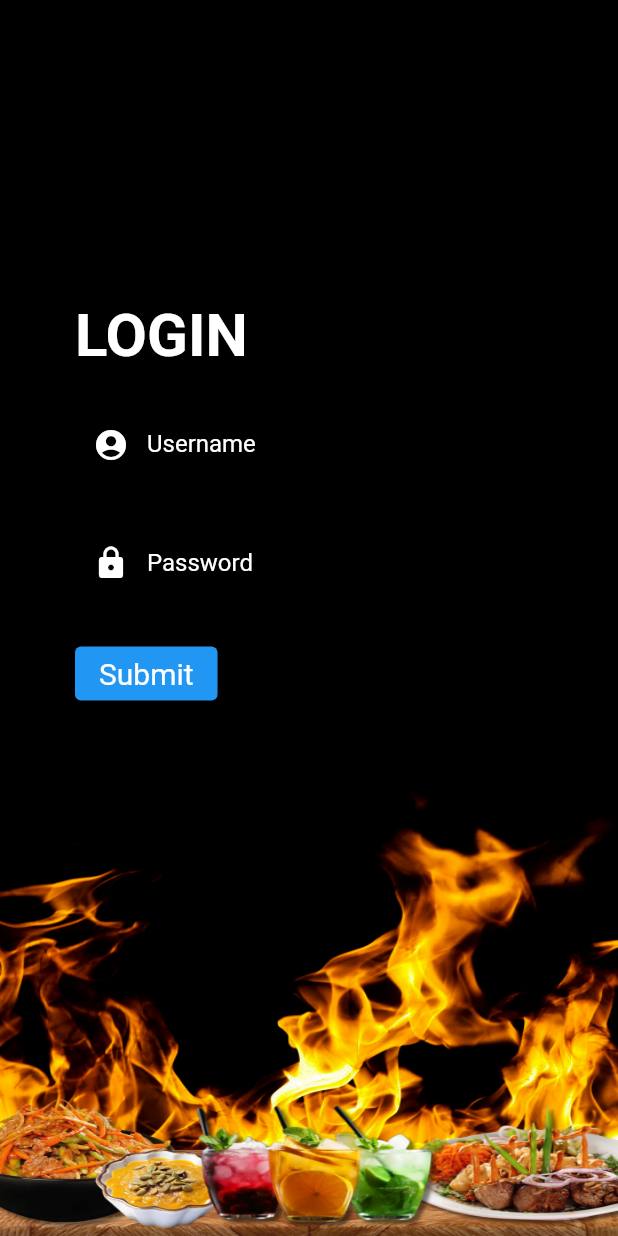
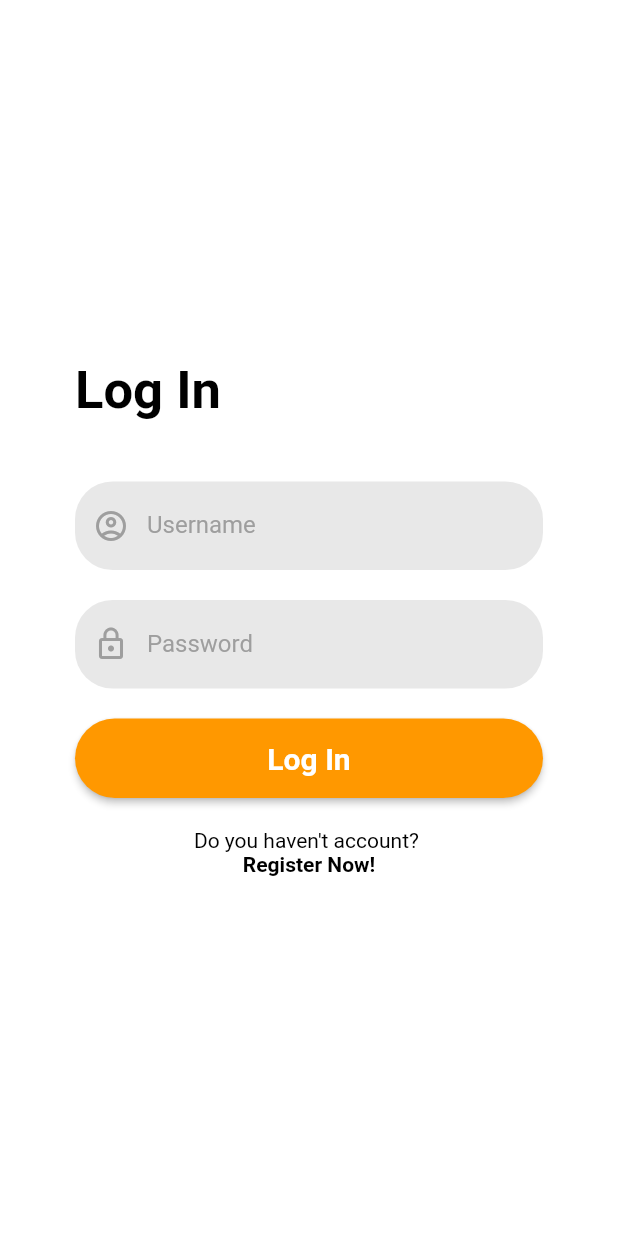
Before and after one commit to mputt26/Katalagog-Apps, a Flutter app: the screen it shows after launch, after a tap on "Get Started", on a phone screen of 412 x 824 dp. Run offline on Flutter 3.47's test engine with Material 2 defaults, Android fonts, the phone set to English and light mode, and no system bars; our stand-ins replace carousel_slider, dio.

Commit message:
create ne ui

```diff
--- a/lib/pages/login_page.dart
+++ b/lib/pages/login_page.dart
@@ -1,6 +1,7 @@
 import 'package:flutter/material.dart';
 import 'package:menu_resto/data/api_service_user.dart';
 import 'package:menu_resto/pages/home_page.dart';
+import 'package:menu_resto/pages/register_page.dart';
 
 class LoginPage extends StatefulWidget {
   const LoginPage({Key? key}) : super(key: key);
@@ -13,6 +14,8 @@ class _LoginPageState extends State<LoginPage> {
   final ApiUser apiUser = ApiUser();
   TextEditingController usernameController = TextEditingController();
   TextEditingController passwordController = TextEditingController();
+  final GlobalKey<FormState> _formKey = GlobalKey<FormState>();
+  String? _errorText;
 
   void _login() async {
     String username = usernameController.text;
@@ -25,108 +28,171 @@ class _LoginPageState extends State<LoginPage> {
         MaterialPageRoute(builder: (context) => HomePage(name: username)),
       );
     } else {
-      _showErrorDialog();
+      setState(() {
+        _errorText = 'Invalid username or password. Please try again.';
+      });
     }
-  }
-
-  void _showErrorDialog() {
-    showDialog(
-      context: context,
-      builder: (BuildContext context) {
-        return AlertDialog(
-          title: Text('Invalid Credentials'),
-          content: Text('Please enter valid username and password.'),
-          actions: <Widget>[
-            TextButton(
-              child: Text('OK'),
-              onPressed: () {
-                Navigator.of(context).pop();
-              },
-            ),
-          ],
-        );
-      },
-    );
   }
 
   @override
   Widget build(BuildContext context) {
     return Scaffold(
+      backgroundColor: Colors.white,
       resizeToAvoidBottomInset: false,
-      backgroundColor: Colors.black,
       body: Column(
         crossAxisAlignment: CrossAxisAlignment.start,
         mainAxisAlignment: MainAxisAlignment.center,
         children: [
           SingleChildScrollView(
             child: Container(
-              padding: EdgeInsets.only(left: 50, right: 50, top: 200),
+              padding: EdgeInsets.only(left: 50, right: 50),
+              child: Form(
+                key: _formKey,
                 child: Column(
                   crossAxisAlignment: CrossAxisAlignment.start,
                   children: [
-                  Text('LOGIN',
+                    Text('Log In',
                         style: TextStyle(
-                          fontSize: 40,
-                          color: Colors.white,
+                            fontSize: 35,
+                            color: Colors.black,
                             fontWeight: FontWeight.bold)),
-                  SizedBox(height: 20),
+                    SizedBox(height: 40),
                     usernameForm(),
                     SizedBox(height: 20),
                     passwordForm(),
                     SizedBox(height: 20),
+                    if (_errorText != null)
+                      Padding(
+                        padding: EdgeInsets.only(bottom: 10),
+                        child: Text(
+                          _errorText!,
+                          style: TextStyle(color: Colors.red),
+                        ),
+                      ),
                     submitLogin(),
+                    SizedBox(height: 20),
+                    registerAccount()
                   ],
                 ),
               ),
             ),
-          Spacer(),
-          Container(
-              width: double.infinity,
-              height: 300,
-              child: Image.asset(
-                'assets/images/design2.png',
-                fit: BoxFit.fill,
-              ))
+          ),
         ],
       ),
     );
   }
 
   Widget usernameForm() {
-    return Form(
+    return Container(
+      decoration: BoxDecoration(
+        color: const Color.fromARGB(255, 232, 232, 232),
+        borderRadius: BorderRadius.circular(25),
+      ),
       child: TextFormField(
         controller: usernameController,
-        style: TextStyle(color: Colors.white),
+        style: TextStyle(color: const Color.fromARGB(255, 74, 74, 74)),
         keyboardType: TextInputType.name,
         decoration: InputDecoration(
           labelText: 'Username',
-          labelStyle: TextStyle(color: Colors.white),
-          prefixIcon: Icon(Icons.account_circle, color: Colors.white),
+          labelStyle: TextStyle(color: Colors.grey.shade500),
+          prefixIcon:
+              Icon(Icons.account_circle_outlined, color: Colors.grey.shade500),
+          border: InputBorder.none,
         ),
+        validator: (value) {
+          if (value == null || value.isEmpty) {
+            return 'Please enter your username';
+          }
+          return null;
+        },
       ),
     );
   }
 
   Widget passwordForm() {
-    return TextFormField(
+    return Container(
+      decoration: BoxDecoration(
+        color: const Color.fromARGB(255, 232, 232, 232),
+        borderRadius: BorderRadius.circular(25),
+      ),
+      child: TextFormField(
         controller: passwordController,
         obscureText: true,
-      style: TextStyle(color: Colors.white),
+        style: TextStyle(color: const Color.fromARGB(255, 74, 74, 74)),
         keyboardType: TextInputType.name,
         decoration: InputDecoration(
           labelText: 'Password',
-          labelStyle: TextStyle(color: Colors.white),
-          prefixIcon: Icon(Icons.lock, color: Colors.white)),
+          labelStyle: TextStyle(color: Colors.grey.shade500),
+          prefixIcon: Icon(Icons.lock_outline, color: Colors.grey.shade500),
+          border: InputBorder.none,
+        ),
+        validator: (value) {
+          if (value == null || value.isEmpty) {
+            return 'Please enter your password';
+          }
+          return null;
+        },
+      ),
     );
   }
 
   Widget submitLogin() {
-    return ElevatedButton(
-      onPressed: _login,
+    return SizedBox(
+      width: double.infinity,
+      child: ElevatedButton(
+        onPressed: () {
+          if (_formKey.currentState?.validate() ?? false) {
+            _login();
+          }
+        },
         style: ElevatedButton.styleFrom(
-        textStyle: TextStyle(fontSize: 20),
+          primary: Colors.orange,
+          textStyle: TextStyle(
+              fontSize: 20, color: Colors.white, fontWeight: FontWeight.w600),
+          shape: RoundedRectangleBorder(
+            borderRadius: BorderRadius.circular(40),
           ),
-      child: Text('Submit'),
+          padding: EdgeInsets.symmetric(vertical: 15),
+        ),
+        child: Text('Log In'),
+      ),
+    );
+  }
+
+  Widget registerAccount() {
+    return Center(
+      child: Column(
+        mainAxisAlignment: MainAxisAlignment.center,
+        children: [
+          GestureDetector(
+            onTap: () {
+              Navigator.push(
+                context,
+                MaterialPageRoute(builder: (context) => Register()),
+              );
+            },
+            child: Text(
+              "Do you haven't account? ",
+              style: TextStyle(color: Colors.black, fontSize: 14),
+            ),
+          ),
+          GestureDetector(
+            onTap: () {
+              Navigator.push(
+                context,
+                MaterialPageRoute(builder: (context) => Register()),
+              );
+            },
+            child: Text(
+              "Register Now!",
+              style: TextStyle(
+                  color: Colors.black,
+                  fontWeight: FontWeight.bold,
+                  fontSize: 14),
+            ),
+          ),
+        ],
+      ),
     );
   }
 }
```
Lines whose indentation alone changed are shown as unchanged.
